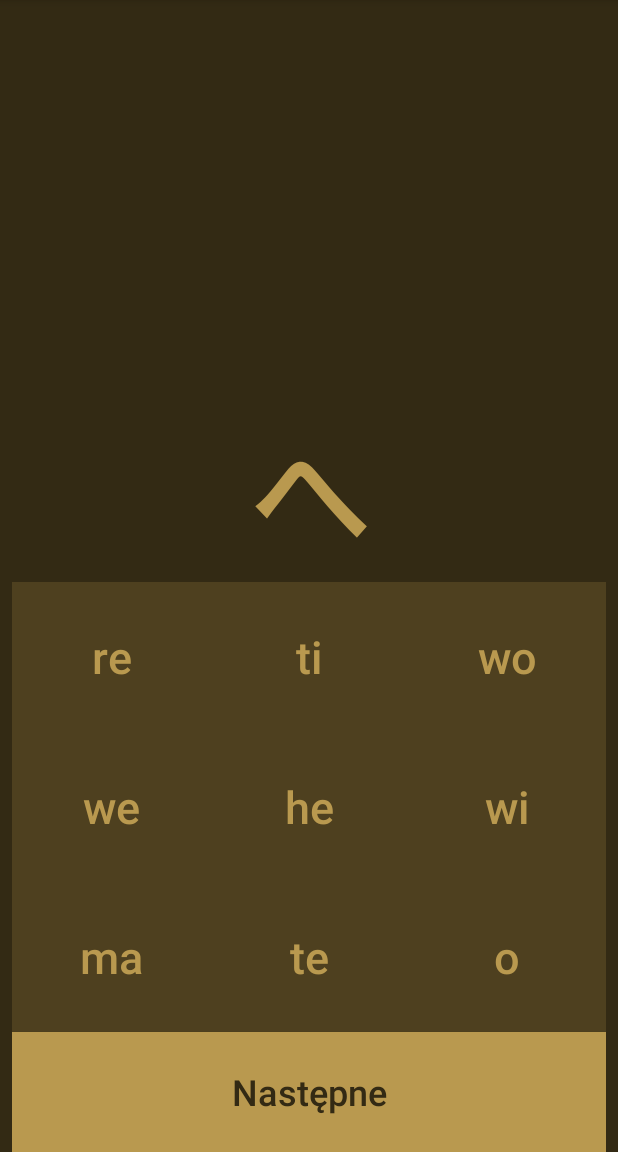
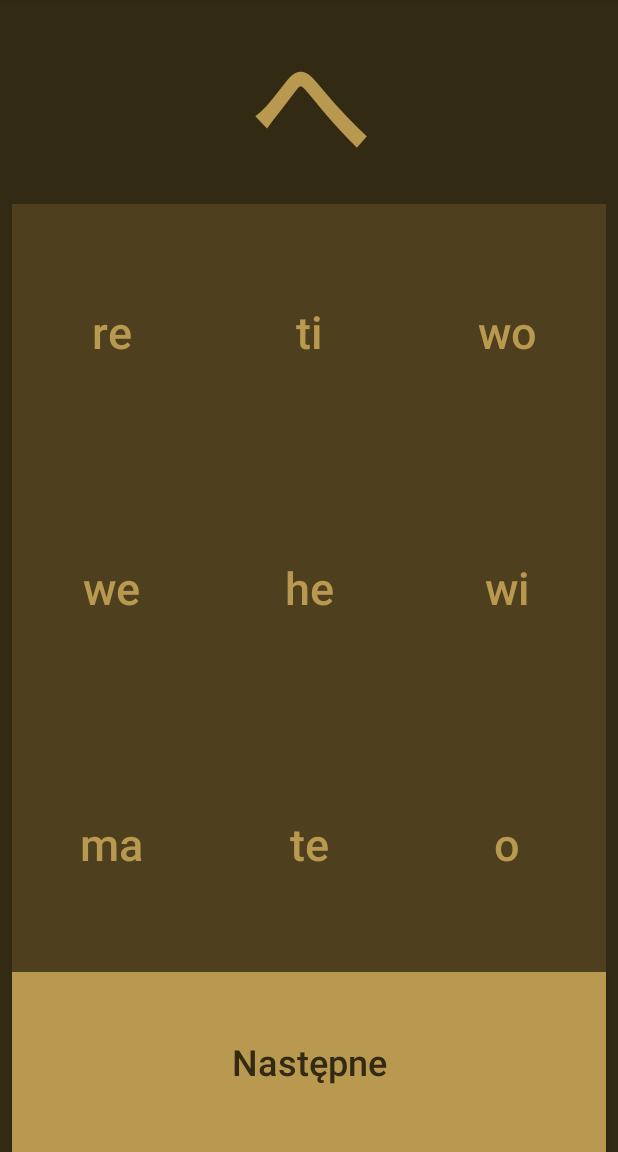
Before and after one commit to Cooookiez/Android-hiragana, an Android app: the screen it shows after launch (MainActivity), on a phone screen of 412 x 824 dp, the part 84-1236 px from its top. Run offline under Robolectric (Android 15) with nearby library versions, the phone set to English and light mode, and no system bars.

Commit message:
Zawsze już się zmieści CAŁA zawartość na telefonie

```diff
--- a/app/src/main/res/layout/activity_main.xml
+++ b/app/src/main/res/layout/activity_main.xml
@@ -5,51 +5,65 @@
     android:layout_width="match_parent"
     android:layout_height="match_parent"
     android:background="@color/colorPrimaryDark"
-    tools:context="pl.cookiez.android_hiragana.MainActivity">
-
-    <LinearLayout
-        android:layout_width="0dp"
-        android:layout_height="0dp"
-        android:layout_marginEnd="8dp"
-        android:layout_marginStart="8dp"
-        android:layout_marginTop="8dp"
-        android:gravity="bottom"
-        android:orientation="vertical"
-        app:layout_constraintBottom_toBottomOf="parent"
-        app:layout_constraintEnd_toEndOf="parent"
-        app:layout_constraintStart_toStartOf="parent"
-        app:layout_constraintTop_toTopOf="parent"
-        app:layout_constraintVertical_bias="1.0">
-
-        <android.support.constraint.ConstraintLayout
-            android:layout_width="match_parent"
-            android:layout_height="120dp">
+    tools:context="pl.cookiez.android_hiragana.MainActivity"
+    tools:layout_editor_absoluteY="81dp">
 
     <TextView
         android:id="@+id/tv_what_is_it"
         android:layout_width="0dp"
-                android:layout_height="0dp"
+        android:layout_height="120dp"
+        android:layout_marginEnd="8dp"
+        android:layout_marginStart="8dp"
+        android:layout_marginTop="8dp"
         android:text="あ"
         android:textAlignment="center"
         android:textAllCaps="false"
         android:textColor="@color/colorAccent"
         android:textSize="80sp"
         android:textStyle="bold"
-                app:layout_constraintBottom_toBottomOf="parent"
         app:layout_constraintEnd_toEndOf="parent"
         app:layout_constraintStart_toStartOf="parent"
         app:layout_constraintTop_toTopOf="parent" />
-        </android.support.constraint.ConstraintLayout>
 
-        <LinearLayout
-            android:layout_width="match_parent"
-            android:layout_height="100dp"
-            android:orientation="horizontal">
+    <Button
+        android:id="@+id/btt_next"
+        android:layout_width="0dp"
+        android:layout_height="120dp"
+        android:layout_columnWeight="3"
+        android:layout_marginEnd="8dp"
+        android:layout_marginStart="8dp"
+        android:layout_rowWeight="1"
+        android:background="@color/colorAccent"
+        android:text="Następne"
+        android:textAllCaps="false"
+        android:textColor="@color/colorPrimaryDark"
+        android:textSize="24sp"
+        app:layout_constraintBottom_toBottomOf="parent"
+        app:layout_constraintEnd_toEndOf="parent"
+        app:layout_constraintStart_toStartOf="parent" />
+
+    <GridLayout
+        android:id="@+id/gridLayout"
+        android:layout_width="0dp"
+        android:layout_height="0dp"
+        android:layout_marginEnd="8dp"
+        android:layout_marginStart="8dp"
+        android:layout_marginTop="8dp"
+        android:columnCount="3"
+        android:elevation="0dp"
+        android:rowCount="5"
+        app:layout_constraintBottom_toTopOf="@+id/btt_next"
+        app:layout_constraintEnd_toEndOf="parent"
+        app:layout_constraintHorizontal_bias="0.131"
+        app:layout_constraintStart_toStartOf="parent"
+        app:layout_constraintTop_toBottomOf="@+id/tv_what_is_it">
 
         <Button
             android:id="@+id/btt_1"
-                android:layout_width="wrap_content"
-                android:layout_height="match_parent"
+            android:layout_width="30dp"
+            android:layout_height="30dp"
+            android:layout_columnWeight="1"
+            android:layout_rowWeight="1"
             android:layout_weight="1"
             android:background="@color/colorPrimary"
             android:text="a"
@@ -59,8 +73,10 @@
 
         <Button
             android:id="@+id/btt_2"
-                android:layout_width="wrap_content"
-                android:layout_height="match_parent"
+            android:layout_width="30dp"
+            android:layout_height="30dp"
+            android:layout_columnWeight="1"
+            android:layout_rowWeight="1"
             android:layout_weight="1"
             android:background="@color/colorPrimary"
             android:text="i"
@@ -70,25 +86,23 @@
 
         <Button
             android:id="@+id/btt_3"
-                android:layout_width="wrap_content"
-                android:layout_height="match_parent"
+            android:layout_width="30dp"
+            android:layout_height="30dp"
+            android:layout_columnWeight="1"
+            android:layout_rowWeight="1"
             android:layout_weight="1"
             android:background="@color/colorPrimary"
             android:text="u"
             android:textAllCaps="false"
             android:textColor="@color/colorAccent"
             android:textSize="30sp" />
-        </LinearLayout>
-
-        <LinearLayout
-            android:layout_width="match_parent"
-            android:layout_height="100dp"
-            android:orientation="horizontal">
 
         <Button
             android:id="@+id/btt_4"
-                android:layout_width="wrap_content"
-                android:layout_height="match_parent"
+            android:layout_width="30dp"
+            android:layout_height="30dp"
+            android:layout_columnWeight="1"
+            android:layout_rowWeight="1"
             android:layout_weight="1"
             android:background="@color/colorPrimary"
             android:text="e"
@@ -98,8 +112,10 @@
 
         <Button
             android:id="@+id/btt_5"
-                android:layout_width="wrap_content"
-                android:layout_height="match_parent"
+            android:layout_width="30dp"
+            android:layout_height="30dp"
+            android:layout_columnWeight="1"
+            android:layout_rowWeight="1"
             android:layout_weight="1"
             android:background="@color/colorPrimary"
             android:text="o"
@@ -109,25 +125,23 @@
 
         <Button
             android:id="@+id/btt_6"
-                android:layout_width="wrap_content"
-                android:layout_height="match_parent"
+            android:layout_width="30dp"
+            android:layout_height="30dp"
+            android:layout_columnWeight="1"
+            android:layout_rowWeight="1"
             android:layout_weight="1"
             android:background="@color/colorPrimary"
             android:text="ka"
             android:textAllCaps="false"
             android:textColor="@color/colorAccent"
             android:textSize="30sp" />
-        </LinearLayout>
-
-        <LinearLayout
-            android:layout_width="match_parent"
-            android:layout_height="100dp"
-            android:orientation="horizontal">
 
         <Button
             android:id="@+id/btt_7"
-                android:layout_width="wrap_content"
-                android:layout_height="match_parent"
+            android:layout_width="30dp"
+            android:layout_height="30dp"
+            android:layout_columnWeight="1"
+            android:layout_rowWeight="1"
             android:layout_weight="1"
             android:background="@color/colorPrimary"
             android:text="ki"
@@ -137,8 +151,10 @@
 
         <Button
             android:id="@+id/btt_8"
-                android:layout_width="wrap_content"
-                android:layout_height="match_parent"
+            android:layout_width="30dp"
+            android:layout_height="30dp"
+            android:layout_columnWeight="1"
+            android:layout_rowWeight="1"
             android:layout_weight="1"
             android:background="@color/colorPrimary"
             android:text="ku"
@@ -148,25 +164,16 @@
 
         <Button
             android:id="@+id/btt_9"
-                android:layout_width="wrap_content"
-                android:layout_height="match_parent"
+            android:layout_width="30dp"
+            android:layout_height="30dp"
+            android:layout_columnWeight="1"
+            android:layout_rowWeight="1"
             android:layout_weight="1"
             android:background="@color/colorPrimary"
             android:text="ke"
             android:textAllCaps="false"
             android:textColor="@color/colorAccent"
             android:textSize="30sp" />
-        </LinearLayout>
 
-        <Button
-            android:id="@+id/btt_next"
-            android:layout_width="match_parent"
-            android:layout_height="80dp"
-            android:background="@color/colorAccent"
-            android:text="Następne"
-            android:textAllCaps="false"
-            android:textColor="@color/colorPrimaryDark"
-            android:textSize="24sp" />
-
-    </LinearLayout>
+    </GridLayout>
 </android.support.constraint.ConstraintLayout>
--- /dev/null
+++ b/app/src/main/res/values/dimens.xml
@@ -0,0 +1,2 @@
+<?xml version="1.0" encoding="utf-8"?>
+<resources></resources>
```
Lines whose indentation alone changed are shown as unchanged.
